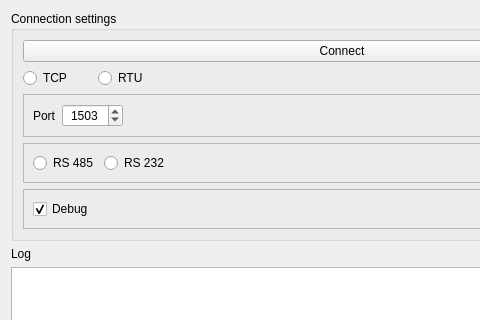
Above: src/server_form.ui from ipeperko/modbus-tester before the change; both pictures show x 0 to 480 and y 0 to 320 of the 684 by 536 pixel window. Below: the same form after it.
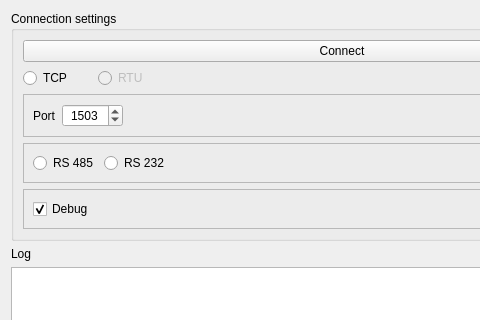
That is the form after the change. Custom widgets are drawn as their Qt base class.

Commit message: Log widget context menu, clear logs action

```diff
--- a/src/server_form.ui
+++ b/src/server_form.ui
@@ -72,6 +72,9 @@
         </item>
         <item>
          <widget class="QRadioButton" name="radioButton_RTU">
+          <property name="enabled">
+           <bool>false</bool>
+          </property>
           <property name="text">
            <string>RTU</string>
           </property>
```
The commit also changes 2 other files.
